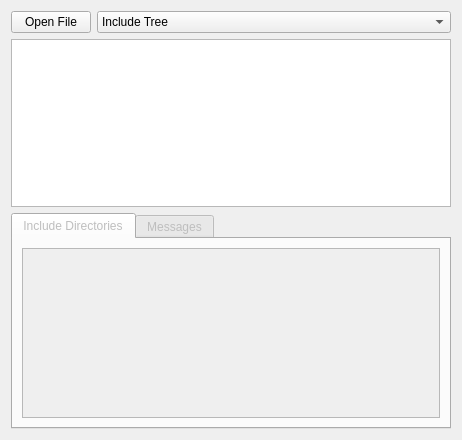
Qt form cppchecks/gui/parseresultwidget.ui (Krazy-collection/krazy) before a commit.
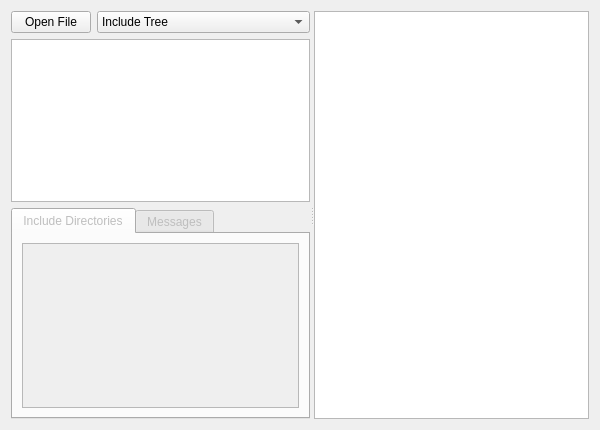
The same form after that commit.

Commit message: Add a plain text widget to see the content of the files.

The edit to the form file:
```diff
--- a/cppchecks/gui/parseresultwidget.ui
+++ b/cppchecks/gui/parseresultwidget.ui
@@ -6,8 +6,8 @@
    <rect>
     <x>0</x>
     <y>0</y>
-    <width>462</width>
-    <height>440</height>
+    <width>600</width>
+    <height>430</height>
    </rect>
   </property>
   <property name="windowTitle">
@@ -15,6 +15,15 @@
   </property>
   <layout class="QGridLayout" name="gridLayout">
    <item row="0" column="0">
+    <widget class="QSplitter" name="splitter">
+     <property name="orientation">
+      <enum>Qt::Horizontal</enum>
+     </property>
+     <widget class="QWidget" name="">
+      <layout class="QVBoxLayout" name="verticalLayout">
+       <item>
+        <layout class="QHBoxLayout" name="horizontalLayout">
+         <item>
     <widget class="QPushButton" name="m_openFileButton">
      <property name="sizePolicy">
       <sizepolicy hsizetype="Fixed" vsizetype="Fixed">
@@ -27,7 +36,7 @@
      </property>
     </widget>
    </item>
-   <item row="0" column="1">
+         <item>
     <widget class="QComboBox" name="comboBox">
      <item>
       <property name="text">
@@ -36,10 +45,12 @@
      </item>
     </widget>
    </item>
-   <item row="1" column="0" colspan="2">
+        </layout>
+       </item>
+       <item>
     <widget class="QTreeView" name="m_treeView"/>
    </item>
-   <item row="2" column="0" colspan="2">
+       <item>
     <widget class="QTabWidget" name="m_tabs">
      <property name="enabled">
       <bool>false</bool>
@@ -80,6 +91,11 @@
        </item>
       </layout>
      </widget>
+        </widget>
+       </item>
+      </layout>
+     </widget>
+     <widget class="QPlainTextEdit" name="m_headerView"/>
     </widget>
    </item>
   </layout>
```
Lines whose indentation alone changed are shown as unchanged. The commit also changes 1 other file.
